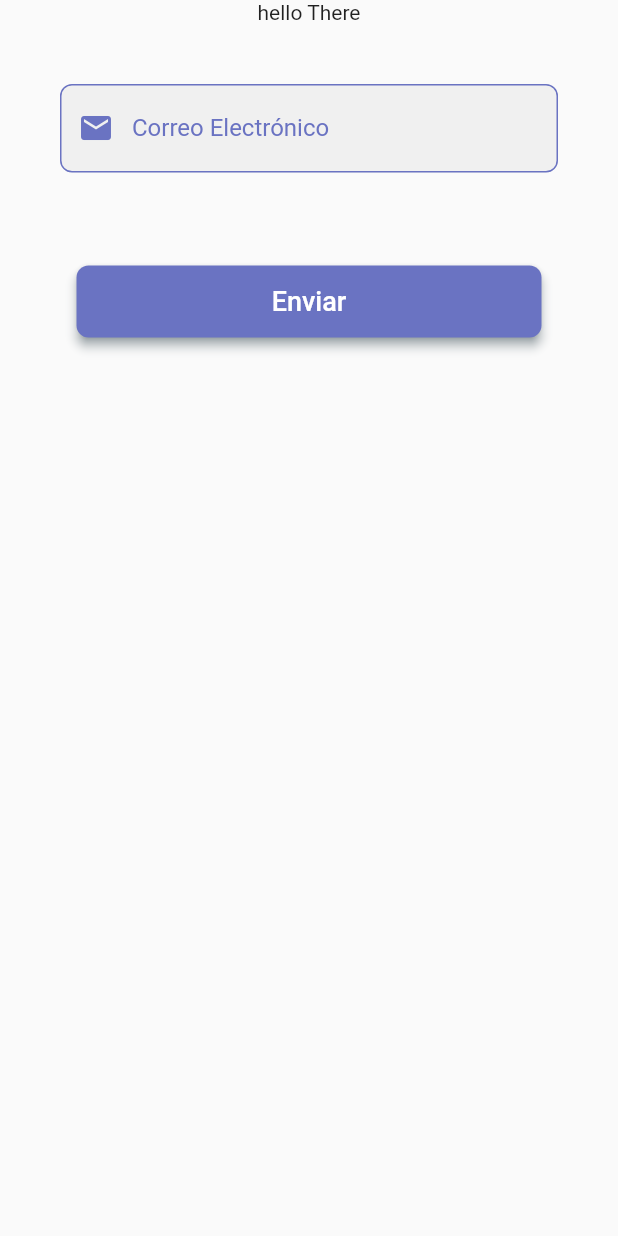
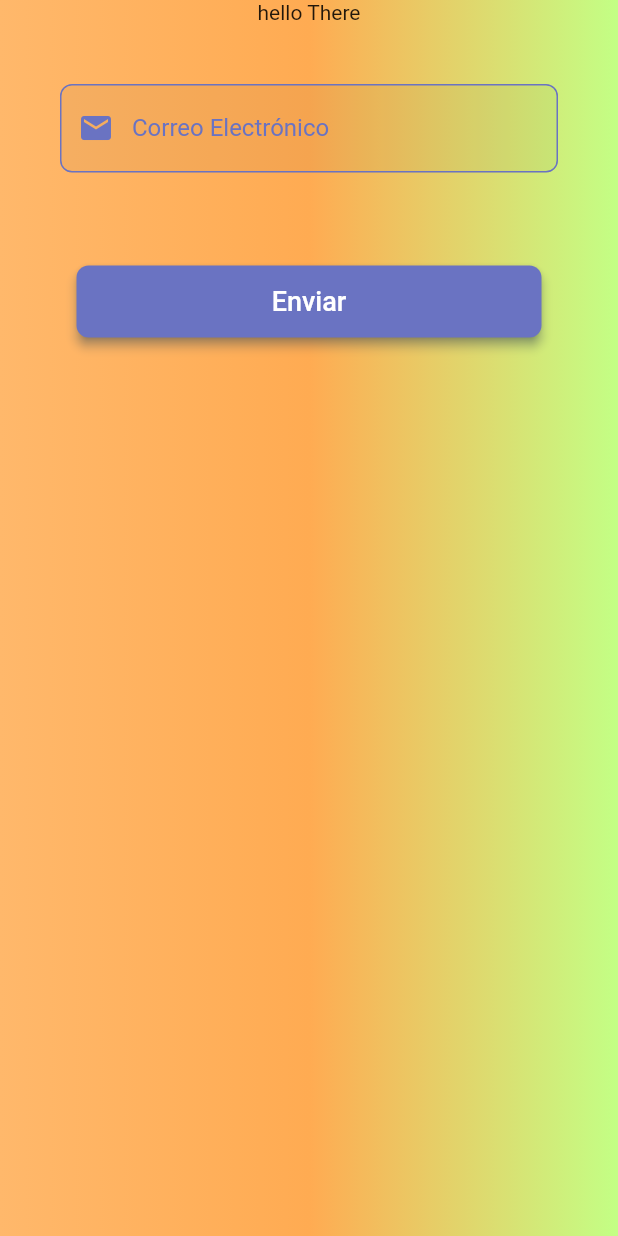
Before and after one commit to Jaime90987/Flic, a Flutter app: the screen it shows after launch, after a tap on "¿Olvido su contraseña?", on a phone screen of 412 x 824 dp. Run offline on Flutter 3.47's test engine with Material 2 defaults, Android fonts, the phone set to English and light mode, and no system bars; our stand-ins replace email_validator, firebase_auth, firebase_core, flutter_svg; accounts and stored records are empty.

Commit message:
Subiendo ultimos cambios

```diff
--- a/lib/pages/forgot_password_page/forgot_password.dart
+++ b/lib/pages/forgot_password_page/forgot_password.dart
@@ -47,7 +47,22 @@ class _ForgotPasswordPageState extends State<ForgotPasswordPage> {
     return Scaffold(
       body: SafeArea(
         child: SingleChildScrollView(
-          child: Container(
+          child: Stack(
+            children: <Widget>[
+              Container(
+                width: MediaQuery.of(context).size.width,
+                height: MediaQuery.of(context).size.height,
+                decoration: const BoxDecoration(
+                  gradient: LinearGradient(
+                    colors: [
+                      Color(0xFFFFB86B),
+                      Color(0xFFFFAB52),
+                      Color(0xFFC3FF85),
+                    ],
+                  ),
+                ),
+              ),
+              Container(
                 margin: const EdgeInsets.symmetric(horizontal: 40),
                 child: Form(
                   key: _formKey,
@@ -70,6 +85,8 @@ class _ForgotPasswordPageState extends State<ForgotPasswordPage> {
                   ),
                 ),
               ),
+            ],
+          ),
         ),
       ),
     );
--- a/lib/pages/login_page/login_page.dart
+++ b/lib/pages/login_page/login_page.dart
@@ -57,13 +57,28 @@ class _LoginPageState extends State<LoginPage> {
       backgroundColor: Colors.white,
       body: SafeArea(
         child: SingleChildScrollView(
-          child: Container(
+          child: Stack(
+            children: <Widget>[
+              Container(
+                width: MediaQuery.of(context).size.width,
+                height: MediaQuery.of(context).size.height,
+                decoration: const BoxDecoration(
+                  gradient: LinearGradient(
+                    colors: [
+                      Color(0xFFFFB86B),
+                      Color(0xFFFFAB52),
+                      Color(0xFFC3FF85),
+                    ],
+                  ),
+                ),
+              ),
+              Container(
                 margin: const EdgeInsets.symmetric(horizontal: 40),
                 child: Column(
                   mainAxisAlignment: MainAxisAlignment.start,
                   children: [
                     const SizedBox(height: 10),
-                Image.asset(AppStrings.loginImage, height: 150),
+                    Image.asset('assets/images/logosinfondo.png', height: 150),
                     const SizedBox(height: 25),
                     Form(
                       key: _formKey,
@@ -103,6 +118,8 @@ class _LoginPageState extends State<LoginPage> {
                   ],
                 ),
               ),
+            ],
+          ),
         ),
       ),
     );
```
Also changed, not shown: lib/pages/register_page/register_page.dart (+15 -2 lines), lib/pages/verify_email_page/veriry_email_page.dart (+13 -0 lines), assets/images/logosinfondo.png (added), 2 other files. Lines whose indentation alone changed are shown as unchanged.
